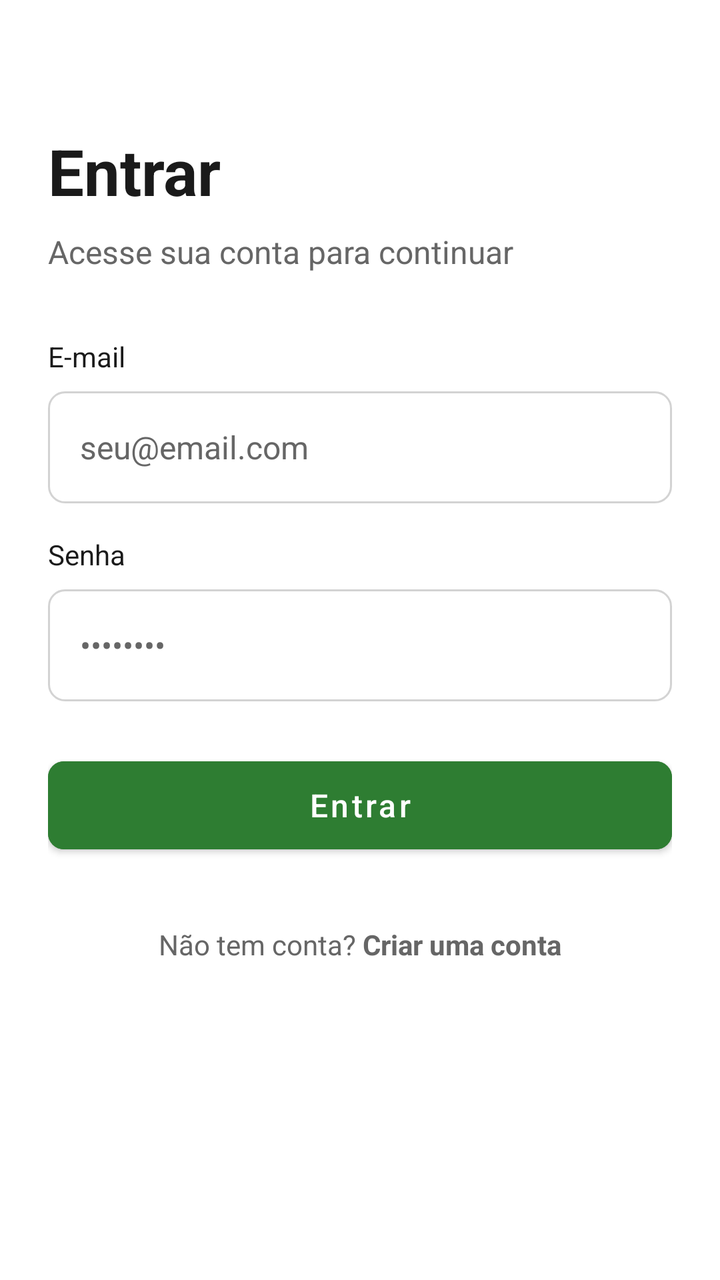
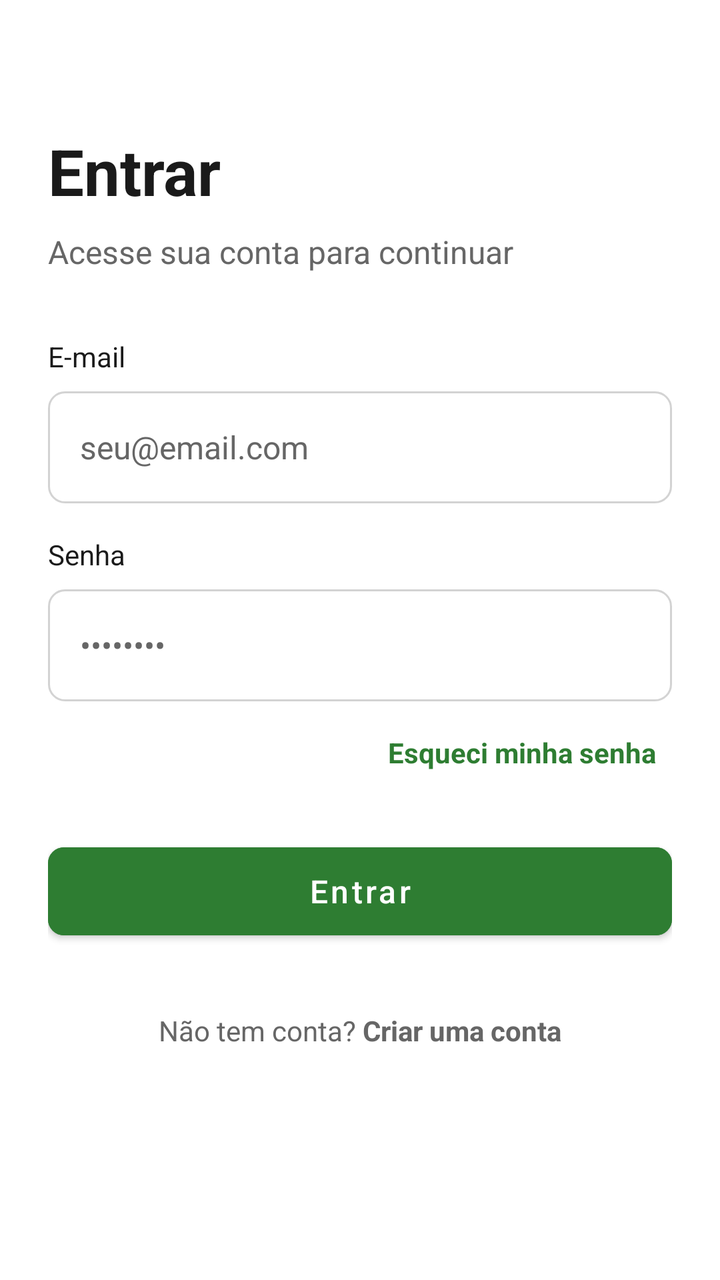

Two renders of the same Android screen: before a commit and after it. Below are the layout's source before the change and the commit's diff.
<!-- AndroidManifest.xml: application theme Theme.Meu_controle -->
<!-- res/layout/activity_login.xml -->
<?xml version="1.0" encoding="utf-8"?>

<ScrollView xmlns:android="http://schemas.android.com/apk/res/android"
    xmlns:app="http://schemas.android.com/apk/res-auto"
    android:id="@+id/rootView"
    android:layout_width="match_parent"
    android:layout_height="match_parent"
    android:background="@color/white"
    android:fillViewport="true">

    <LinearLayout
        android:layout_width="match_parent"
        android:layout_height="wrap_content"
        android:orientation="vertical"
        android:padding="24dp">

        <TextView
            android:layout_width="wrap_content"
            android:layout_height="wrap_content"
            android:layout_marginTop="40dp"
            android:text="@string/login_title"
            android:textColor="@color/black"
            android:textSize="32sp"
            android:textStyle="bold" />

        <TextView
            android:layout_width="wrap_content"
            android:layout_height="wrap_content"
            android:layout_marginTop="8dp"
            android:text="@string/login_subtitle"
            android:textColor="@color/gray_text"
            android:textSize="16sp" />

        <TextView
            android:layout_width="wrap_content"
            android:layout_height="wrap_content"
            android:layout_marginTop="32dp"
            android:text="@string/label_email"
            android:textColor="@color/black"
            android:textSize="14sp" />

        <EditText
            android:id="@+id/editEmail"
            android:layout_width="match_parent"
            android:layout_height="56dp"
            android:layout_marginTop="8dp"
            android:background="@drawable/bg_input_field"
            android:hint="@string/hint_email"
            android:inputType="textEmailAddress"
            android:paddingHorizontal="16dp"
            android:textColor="@color/black"
            android:textColorHint="@color/gray_text"
            android:textSize="16sp" />

        <TextView
            android:layout_width="wrap_content"
            android:layout_height="wrap_content"
            android:layout_marginTop="16dp"
            android:text="@string/label_senha"
            android:textColor="@color/black"
            android:textSize="14sp" />

        <EditText
            android:id="@+id/editSenha"
            android:layout_width="match_parent"
            android:layout_height="56dp"
            android:layout_marginTop="8dp"
            android:background="@drawable/bg_input_field"
            android:hint="••••••••"
            android:inputType="textPassword"
            android:paddingHorizontal="16dp"
            android:textColor="@color/black"
            android:textColorHint="@color/gray_text"
            android:textSize="16sp" />

        <com.google.android.material.button.MaterialButton
            android:id="@+id/btnEntrar"
            android:layout_width="match_parent"
            android:layout_height="56dp"
            android:layout_marginTop="24dp"
            android:backgroundTint="@color/green_primary"
            android:text="@string/btn_entrar"
            android:textAllCaps="false"
            android:textColor="@color/white"
            android:textSize="16sp"
            app:cornerRadius="8dp" />

        <TextView
            android:id="@+id/linkCriarConta"
            android:layout_width="wrap_content"
            android:layout_height="wrap_content"
            android:layout_gravity="center_horizontal"
            android:layout_marginTop="24dp"
            android:padding="8dp"
            android:text="@string/link_criar_conta"
            android:textColor="@color/gray_text"
            android:textSize="14sp" />

    </LinearLayout>
</ScrollView>
<!-- resources referenced by this layout -->
<resources>
  <color name="black">#1A1A1A</color>
  <color name="gray_text">#666666</color>
  <color name="green_primary">#2E7D32</color>
  <color name="white">#FFFFFF</color>
  <!-- drawable bg_input_field (drawable) -->
  <?xml version="1.0" encoding="utf-8"?>
  <shape xmlns:android="http://schemas.android.com/apk/res/android">
      <solid android:color="@color/white" />
      <stroke android:width="1dp" android:color="@color/gray_border" />
      <corners android:radius="8dp" />
  </shape>
  <string name="btn_entrar">Entrar</string>
  <string name="hint_email">seu@email.com</string>
  <string name="label_email">E-mail</string>
  <string name="label_senha">Senha</string>
  <string name="link_criar_conta">Não tem conta? <b>Criar uma conta</b></string>
  <string name="login_subtitle">Acesse sua conta para continuar</string>
  <string name="login_title">Entrar</string>
  <style name="Theme.Meu_controle" parent="Theme.MaterialComponents.DayNight.NoActionBar">
          <item name="colorPrimary">@color/primary</item>
          <item name="colorPrimaryDark">@color/primary_dark</item>
          <item name="colorAccent">@color/primary</item>
      </style>
  <color name="gray_border">#D3D3D3</color>
  <color name="primary">#1976D2</color>
  <color name="primary_dark">#0D47A1</color>
</resources>

<!-- the commit's change to res/layout/activity_login.xml (unified diff, before → after) -->
@@ -73,6 +73,18 @@
             android:textColorHint="@color/gray_text"
             android:textSize="16sp" />
 
+        <TextView
+            android:id="@+id/linkEsqueciSenha"
+            android:layout_width="wrap_content"
+            android:layout_height="wrap_content"
+            android:layout_gravity="end"
+            android:layout_marginTop="8dp"
+            android:padding="8dp"
+            android:text="Esqueci minha senha"
+            android:textColor="@color/green_primary"
+            android:textSize="14sp"
+            android:textStyle="bold" />
+
         <com.google.android.material.button.MaterialButton
             android:id="@+id/btnEntrar"
             android:layout_width="match_parent"
